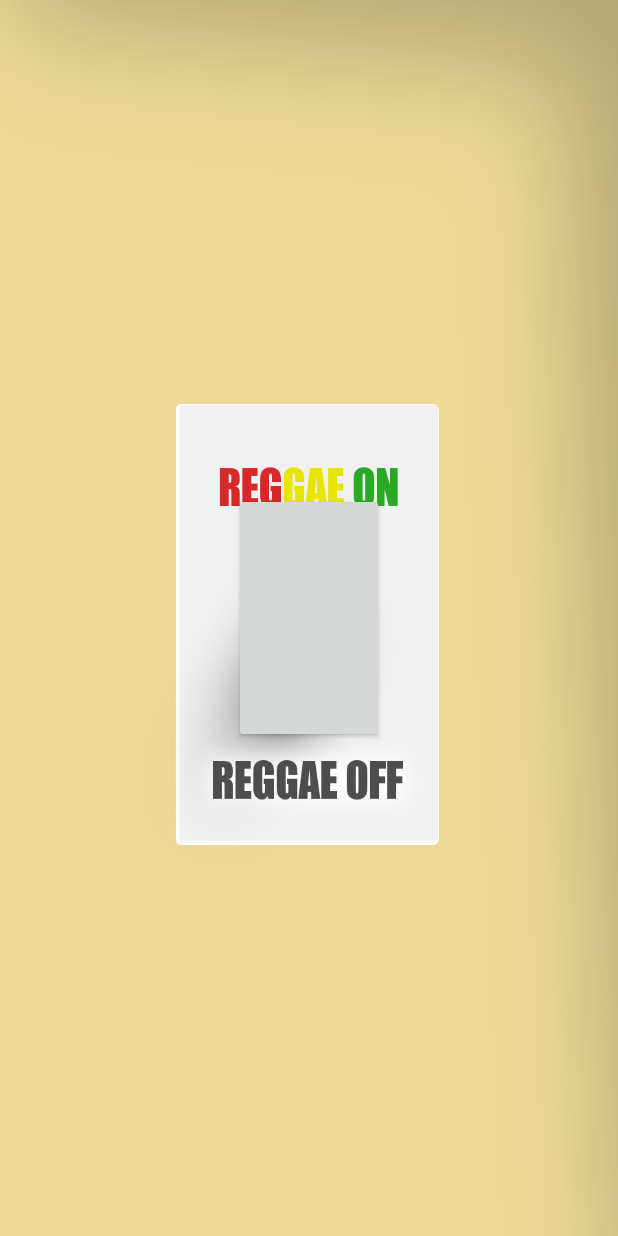
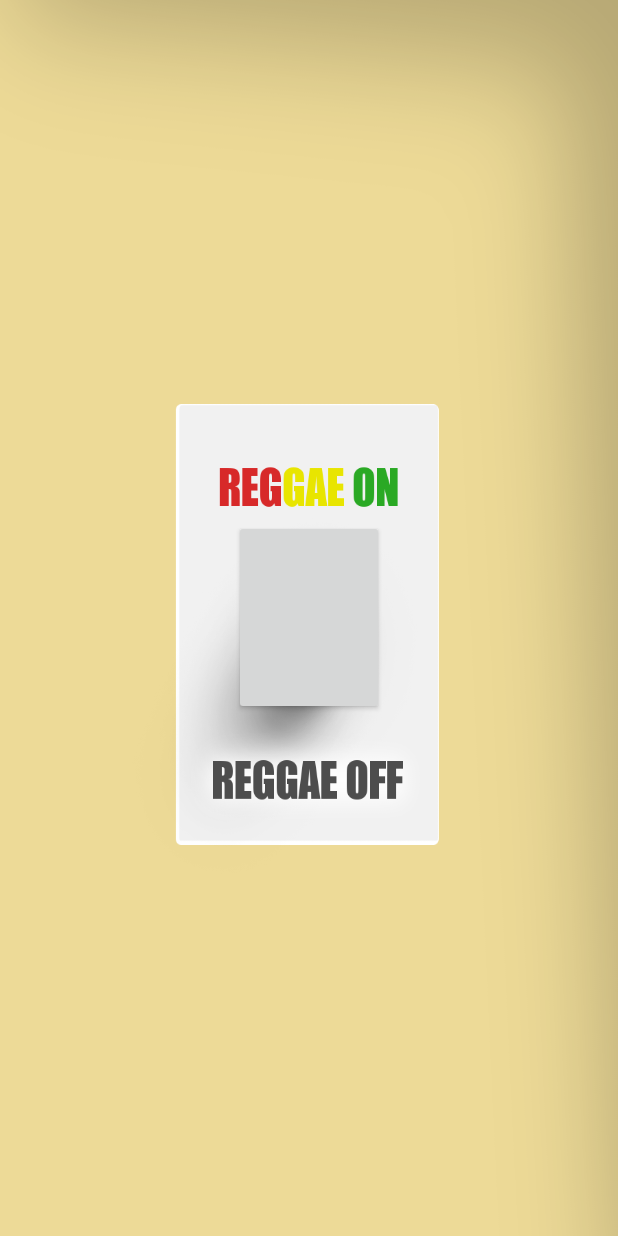
Before and after one commit to tyrann/ReggaeNight, an Android app: the layout activity_main.xml on its own in the app's theme, with its tools: preview values and no code run, on a phone screen of 412 x 824 dp. Run offline under Robolectric (Android 15) with nearby library versions, the phone set to English and light mode, and no system bars.

Commit message:
Change size unit of trigger button

```diff
--- a/app/src/main/res/layout/activity_main.xml
+++ b/app/src/main/res/layout/activity_main.xml
@@ -22,8 +22,8 @@
         android:scaleType="fitXY" />
 
     <Button
-        android:layout_width="150px"
-        android:layout_height="250px"
+        android:layout_width="100dp"
+        android:layout_height="130dp"
         android:id="@+id/trigger_button"
         android:layout_centerVertical="true"
         android:layout_centerHorizontal="true" />
```
